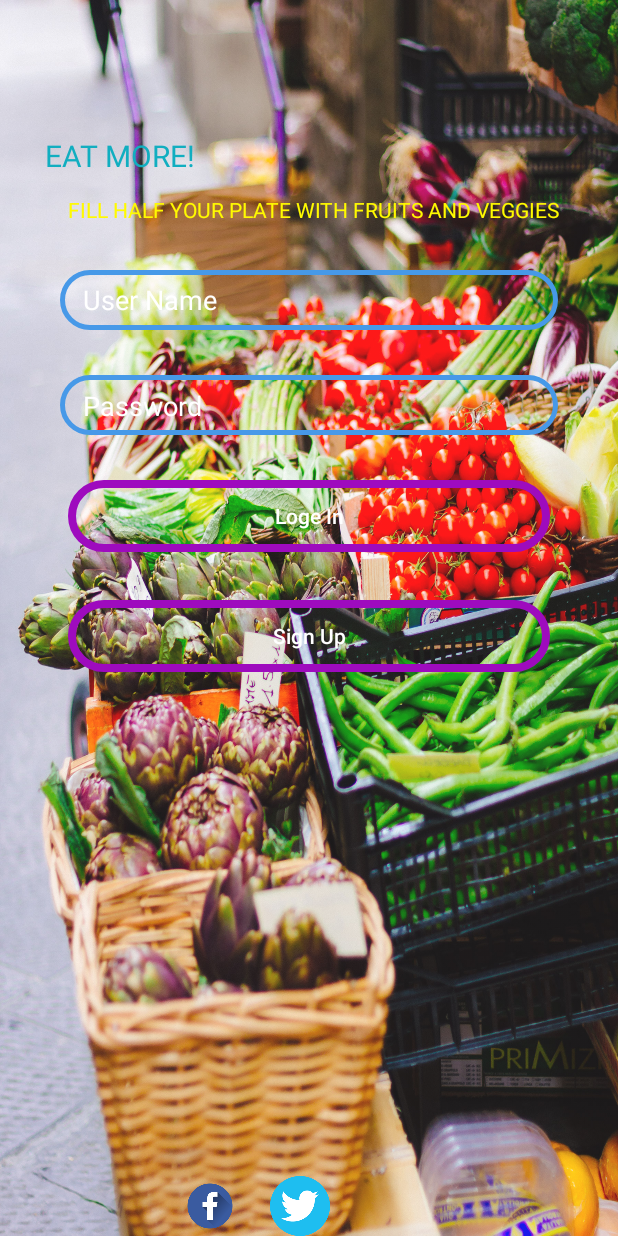
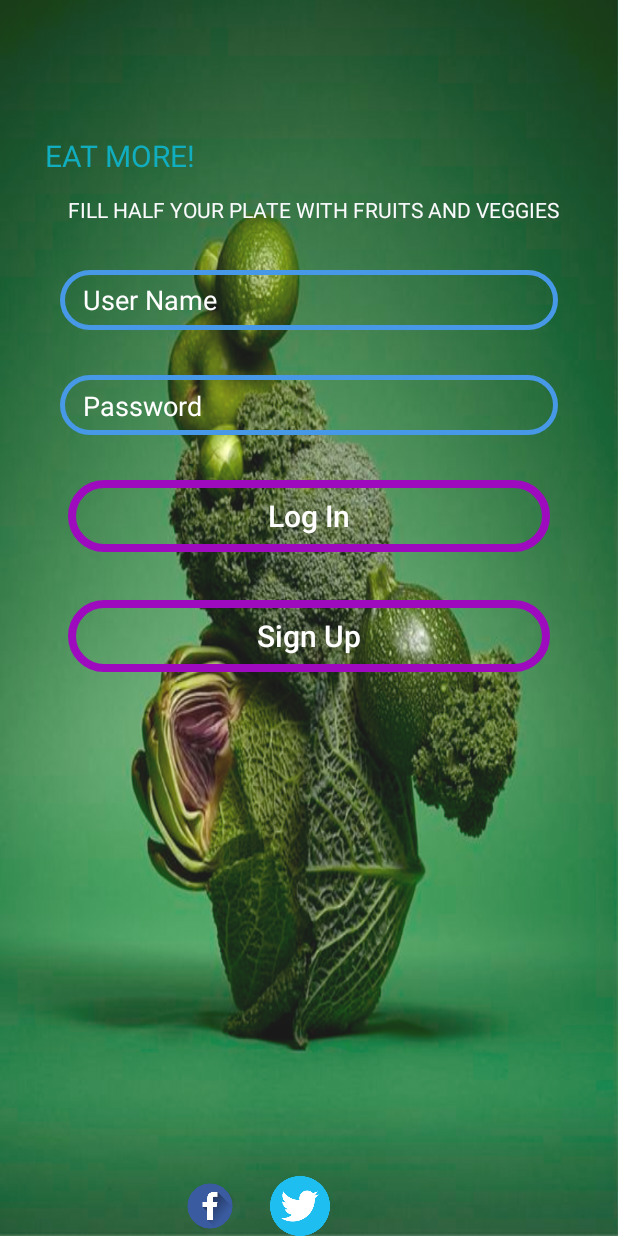
Before and after one commit to 3laa7amdy/Fakhany, an Android app: the screen it shows after launch (MainActivity), on a phone screen of 412 x 824 dp. Run offline under Robolectric (Android 15) with nearby library versions, the phone set to English and light mode, and no system bars; our stand-ins replace Volley.

Commit message:
log in and sing up

```diff
--- a/app/src/main/res/drawable/img_bc.xml
+++ b/app/src/main/res/drawable/img_bc.xml
@@ -1,3 +1,3 @@
 <?xml version="1.0" encoding="utf-8"?>
 <bitmap xmlns:android="http://schemas.android.com/apk/res/android"
-    android:src="@drawable/bcground" android:alpha="0.9"/>
+    android:src="@drawable/back2" android:alpha=".9"/>
--- a/app/src/main/res/layout/activity_main.xml
+++ b/app/src/main/res/layout/activity_main.xml
@@ -27,7 +27,7 @@
         android:layout_marginLeft="15dp"
         android:layout_marginTop="130dp"
         android:text="FILL HALF YOUR PLATE WITH FRUITS AND VEGGIES"
-        android:textColor="#FFFA00"
+        android:textColor="#FAFAFC"
         android:textSize="14dp" />
 
     <EditText
@@ -37,6 +37,7 @@
         android:layout_marginLeft="40dp"
         android:layout_marginTop="180dp"
         android:paddingLeft="15dp"
+        android:textColor="#FFF"
         android:background="@drawable/ed_bg"
         android:layout_marginRight="40dp"
         android:textColorHint="#FFF"
@@ -54,6 +55,7 @@
         android:layout_marginTop="250dp"
         android:gravity="left"
         android:inputType="textPassword"
+        android:textColor="#FFF"
         android:layout_marginRight="40dp"
         android:hint="Password" />
 
@@ -65,7 +67,9 @@
         android:layout_marginTop="320dp"
         android:layout_marginRight="45dp"
         android:background="@drawable/shap2"
-        android:text="Loge In"
+        android:text="Log In"
+        android:textSize="20sp"
+        android:textAlignment="center"
         android:textColor="#FFF"
         android:textAllCaps="false" />
 
@@ -79,6 +83,8 @@
         android:background="@drawable/shap2"
         android:textColor="#FFF"
         android:text="Sign Up"
+        android:textSize="20sp"
+        android:textAlignment="center"
         android:textAllCaps="false" />
 
     <LinearLayout
--- a/app/src/main/res/layout/activity_sign__up.xml
+++ b/app/src/main/res/layout/activity_sign__up.xml
@@ -4,8 +4,6 @@
     xmlns:tools="http://schemas.android.com/tools"
     android:layout_width="match_parent"
     android:layout_height="match_parent"
-
-
     app:layout_behavior="@string/appbar_scrolling_view_behavior"
     tools:context=".Sign_Up"
     >
@@ -20,7 +18,7 @@
             android:layout_height="match_parent"
             android:orientation="vertical"
             android:paddingLeft="24dp"
-            android:paddingTop="56dp"
+            android:paddingTop="20dp"
             android:paddingRight="24dp"
             app:layout_constraintEnd_toEndOf="parent"
             app:layout_constraintTop_toTopOf="parent">
@@ -29,7 +27,7 @@
                 android:layout_width="wrap_content"
                 android:layout_height="72dp"
                 android:layout_gravity="center_horizontal"
-                android:layout_marginBottom="24dp"
+                android:layout_marginBottom="20dp"
                 android:src="@drawable/icon048" />
 
             <!-- Name Label -->
--- a/app/src/main/res/values/colors.xml
+++ b/app/src/main/res/values/colors.xml
@@ -1,6 +1,6 @@
 <?xml version="1.0" encoding="utf-8"?>
 <resources>
-    <color name="colorPrimary">#008577</color>
-    <color name="colorPrimaryDark">#00574B</color>
+    <color name="colorPrimary">#BE0FDB</color>
+    <color name="colorPrimaryDark">#0B3F0C</color>
     <color name="colorAccent">#D81B60</color>
 </resources>
--- a/app/src/main/res/values/strings.xml
+++ b/app/src/main/res/values/strings.xml
@@ -1,3 +1,3 @@
 <resources>
-    <string name="app_name">M</string>
+    <string name="app_name">FakhanyMMM</string>
 </resources>
--- a/build.gradle
+++ b/build.gradle
@@ -7,7 +7,7 @@ buildscript {
 
     }
     dependencies {
-        classpath 'com.android.tools.build:gradle:3.3.0'
+        classpath 'com.android.tools.build:gradle:3.3.2'
 
         // NOTE: Do not place your application dependencies here; they belong
         // in the individual module build.gradle files
```
Also changed, not shown: app/src/main/res/layout/activity_main2.xml (+16 -16 lines).
